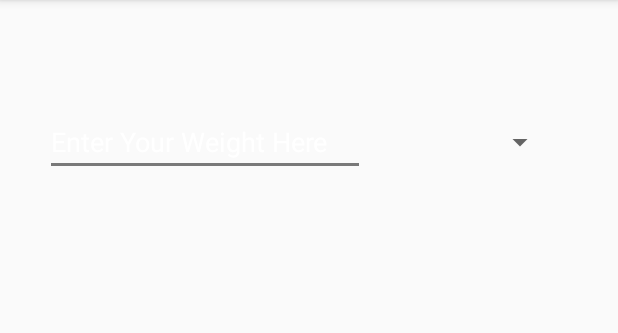
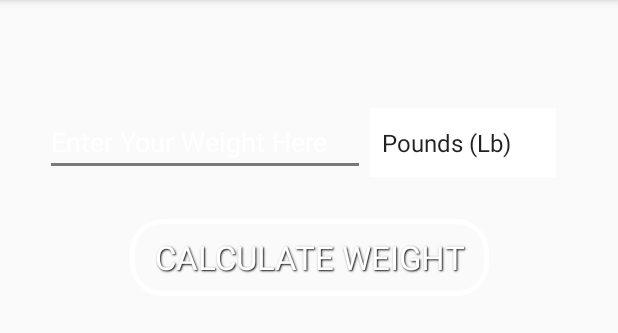
Before and after one commit to jaypatelgit85/UniverseWeightApp, an Android app: the WeightCalculator screen opened directly, with no data from a screen before it, on a phone screen of 412 x 824 dp, the part 84-417 px from its top. Run offline under Robolectric (Android 15) with nearby library versions, the phone set to English and light mode, and no system bars; 1 statement that could not run was skipped.

Commit message:
Calculate Button and other minor bug fixes

```diff
--- a/app/src/main/java/patel/jay/personal/universeweightapp/WeightCalculator.java
+++ b/app/src/main/java/patel/jay/personal/universeweightapp/WeightCalculator.java
@@ -9,20 +9,44 @@ import android.transition.Explode;
 import android.transition.Fade;
 import android.transition.Slide;
 import android.util.Log;
+import android.view.View;
 import android.view.Window;
+import android.widget.AdapterView;
+import android.widget.ArrayAdapter;
+import android.widget.EditText;
+import android.widget.Spinner;
 
 import java.util.Random;
 
-public class WeightCalculator extends AppCompatActivity {
+public class WeightCalculator extends AppCompatActivity implements AdapterView.OnItemSelectedListener {
     ConstraintLayout mainLayout;
     String planet;
     double planetWeightFactor = 1.0;
     @Override
     protected void onCreate(Bundle savedInstanceState) {
         super.onCreate(savedInstanceState);
-
         getWindow().requestFeature(Window.FEATURE_CONTENT_TRANSITIONS);
         setContentView(R.layout.activity_weight_calculator);
+
+        Spinner myspinner = (Spinner) findViewById(R.id.spinner);
+
+        // Create an ArrayAdapter instance
+        // This attaches your string list to the ArrayAdapter
+        ArrayAdapter adapter = ArrayAdapter.createFromResource(this,
+                R.array.list, android.R.layout.simple_spinner_item);
+
+        // Set the default Dropdown layout for the Spinner
+        adapter.setDropDownViewResource(android.R.layout.simple_spinner_dropdown_item);
+
+
+        // Attach the Adapter to the Spinner
+        myspinner.setAdapter(adapter);
+
+        // Select the default first selection - this usually prevents a select event on startup
+        myspinner.setSelection(0, false);
+
+        // Attach our Activity class as the 'listener' for this object's events
+        myspinner.setOnItemSelectedListener(this);
 
         Intent intent = getIntent();
         planet = intent.getStringExtra("planetName");
@@ -105,4 +129,35 @@ public class WeightCalculator extends AppCompatActivity {
     }
 
 
+    @Override
+    public void onItemSelected(AdapterView<?> parent, View view, int position, long l) {
+        if (parent.getId() == R.id.spinner) {
+
+            // Item at position selected (starting at 0)
+            Log.d("LOG", "Item " + position + " was selected");
+
+            // Get the string that was selected using this...
+            String what = parent.getItemAtPosition(position).toString();
+
+            Log.d("LOG", "Choice is " + what);
+        }
+    }
+
+    @Override
+    public void onNothingSelected(AdapterView<?> adapterView) {
+
+    }
+
+    public void calculateWeight(View view) {
+        EditText userInput = findViewById(R.id.userInput);
+
+        if (userInput.getText().toString().isEmpty() || userInput.getText().toString().matches(".")) {
+            userInput.setError("Invalid Input, Please Try Again");
+        } else {
+            double actualWeight = Double.valueOf(userInput.getText().toString());
+            double CalculatedWeight = actualWeight * planetWeightFactor;
+        }
+
+
+    }
 }
--- /dev/null
+++ b/app/src/main/res/drawable/button.xml
@@ -0,0 +1,11 @@
+<?xml version="1.0" encoding="utf-8"?>
+<shape xmlns:android="http://schemas.android.com/apk/res/android"
+    android:shape="rectangle">
+
+    <solid android:color="@color/transparent" />
+    <corners android:radius="20dp" />
+    <stroke
+        android:width="3dp"
+        android:color="@android:color/white" />
+
+</shape>
--- a/app/src/main/res/layout/activity_weight_calculator.xml
+++ b/app/src/main/res/layout/activity_weight_calculator.xml
@@ -5,11 +5,10 @@
     android:id="@+id/mainConstaintLayout"
     android:layout_width="match_parent"
     android:layout_height="match_parent"
-
     tools:context=".WeightCalculator">
 
     <EditText
-        android:id="@+id/editText"
+        android:id="@+id/userInput"
         android:layout_width="wrap_content"
         android:layout_height="wrap_content"
         android:layout_marginStart="30dp"
@@ -17,7 +16,7 @@
         android:layout_marginEnd="3dp"
         android:ems="10"
         android:hint="@string/enter_your_weight_here"
-        android:inputType="textPersonName"
+        android:inputType="numberDecimal"
         android:textColor="@android:color/white"
         android:textColorHint="@android:color/white"
         app:layout_constraintEnd_toEndOf="parent"
@@ -31,7 +30,24 @@
         android:layout_width="0dp"
         android:layout_height="46dp"
         android:layout_marginEnd="41dp"
+        android:background="@android:color/white"
+        android:backgroundTint="@android:color/white"
+        android:outlineAmbientShadowColor="@android:color/white"
         app:layout_constraintEnd_toEndOf="parent"
-        app:layout_constraintStart_toEndOf="@+id/editText"
-        app:layout_constraintTop_toTopOf="@+id/editText" />
+        app:layout_constraintStart_toEndOf="@+id/userInput"
+        app:layout_constraintTop_toTopOf="@+id/userInput" />
+
+    <Button
+        android:id="@+id/calculate"
+        android:layout_width="239dp"
+        android:layout_height="51dp"
+        android:layout_marginTop="28dp"
+        android:background="@drawable/button"
+        android:hapticFeedbackEnabled="true"
+        android:onClick="calculateWeight"
+        android:text="Calculate Weight"
+        android:textAppearance="@style/cardHeadTitle"
+        app:layout_constraintEnd_toEndOf="parent"
+        app:layout_constraintStart_toStartOf="parent"
+        app:layout_constraintTop_toBottomOf="@+id/spinner" />
 </androidx.constraintlayout.widget.ConstraintLayout>
--- a/app/src/main/res/values/strings.xml
+++ b/app/src/main/res/values/strings.xml
@@ -1,4 +1,9 @@
 <resources>
     <string name="app_name">UniverseWeightApp</string>
     <string name="enter_your_weight_here">Enter Your Weight Here</string>
+
+    <string-array name="list">
+        <item>Pounds (Lb)</item>
+        <item>Kilograms (Kg)</item>
+    </string-array>
 </resources>
```
Also changed, not shown: app/src/main/res/drawable/venus_main.jpeg (added), app/src/main/res/drawable/venus_main.jpg (deleted).
